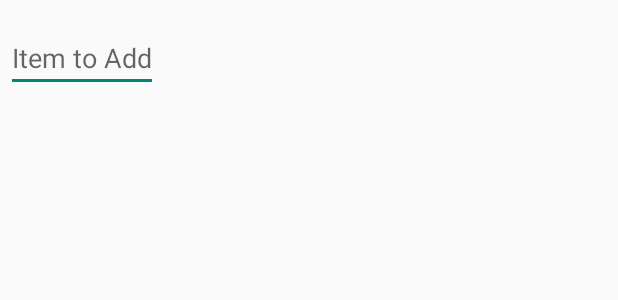
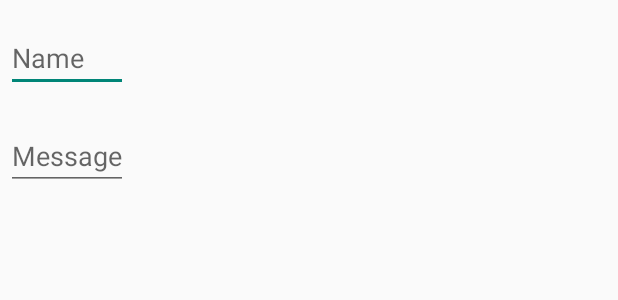
Before and after one commit to kuwatly/Free-Cookies, an Android app: the layout add_item_dialog.xml on its own in the app's theme, with its tools: preview values and no code run, on a phone screen of 412 x 824 dp. Shown: the top 300 px of the screen. Run offline under Robolectric (Android 15) with nearby library versions, the light colour scheme and no system bars.

Commit message:
Add dialog

```diff
--- a/app/src/main/res/layout/add_item_dialog.xml
+++ b/app/src/main/res/layout/add_item_dialog.xml
@@ -3,7 +3,7 @@
     android:layout_width="wrap_content"
     android:layout_height="wrap_content">
     <EditText
-        android:id="@+id/username"
+        android:id="@+id/postName"
         android:inputType="textEmailAddress"
         android:layout_width="match_parent"
         android:layout_height="wrap_content"
@@ -11,5 +11,15 @@
         android:layout_marginLeft="4dp"
         android:layout_marginRight="4dp"
         android:layout_marginBottom="4dp"
-        android:hint="Item to Add" />
+        android:hint="Name" />
+    <EditText
+        android:id="@+id/postMessage"
+        android:inputType="textEmailAddress"
+        android:layout_width="match_parent"
+        android:layout_height="wrap_content"
+        android:layout_marginTop="16dp"
+        android:layout_marginLeft="4dp"
+        android:layout_marginRight="4dp"
+        android:layout_marginBottom="4dp"
+        android:hint="Message" />
 </LinearLayout>
```
Also changed, not shown: app/src/main/java/org/weibeld/example/tabs/MainActivity.java (+9 -6 lines).
